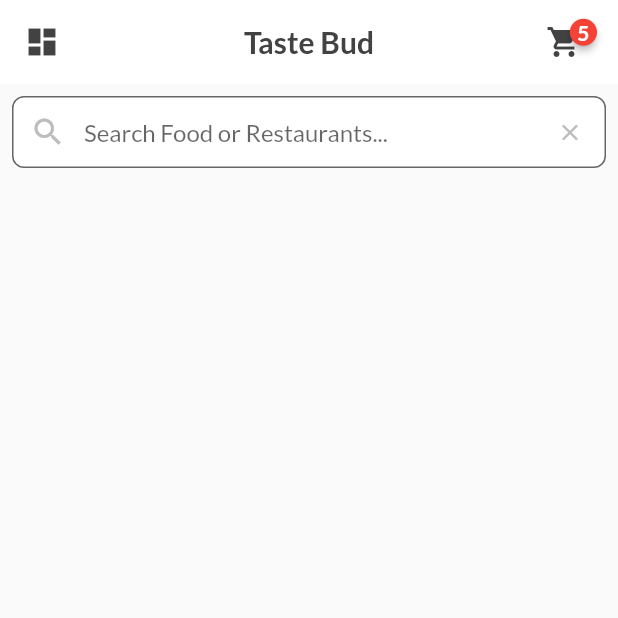
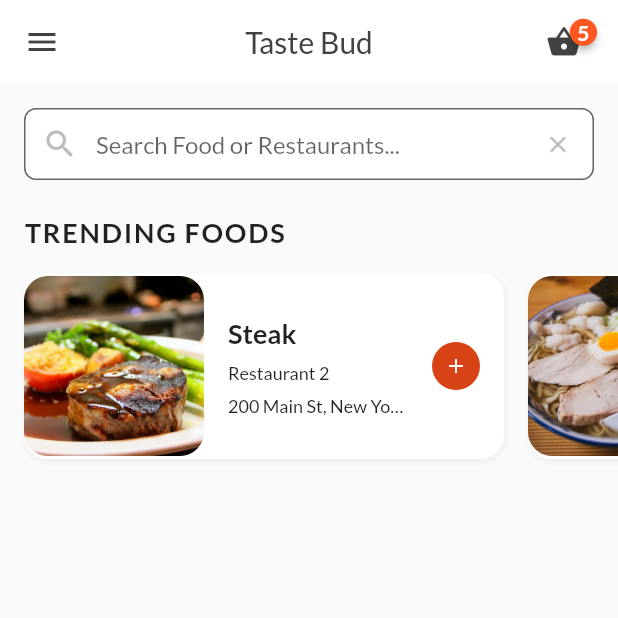
Before and after one commit to xaviranik/taste_bud, a Flutter app: the screen it shows after launch, on a phone screen of 412 x 824 dp, the top half of it. Run offline on Flutter 3.47's test engine with Material 2 defaults, Android fonts, the phone set to English and light mode, and no system bars; drawn by our look-alikes of badges.

Commit message:
Added: Trending orders widget, Extracted search bar

```diff
--- a/lib/screens/home_screen.dart
+++ b/lib/screens/home_screen.dart
@@ -2,6 +2,8 @@ import 'package:badges/badges.dart';
 import 'package:flutter/cupertino.dart';
 import 'package:flutter/material.dart';
 import 'package:taste_bud/data/data.dart';
+import 'package:taste_bud/widgets/trending_orders.dart';
+import 'package:taste_bud/widgets/search_bar.dart';
 
 class Home extends StatefulWidget {
   @override
@@ -17,7 +19,7 @@ class _HomeState extends State<Home> {
         backgroundColor: Colors.white,
         leading: IconButton(
           icon: Icon(
-            Icons.dashboard,
+            Icons.menu,
             color: Colors.grey[800],
           ),
           iconSize: 24,
@@ -29,13 +31,14 @@ class _HomeState extends State<Home> {
             child: GestureDetector(
               onTap: () {},
               child: Badge(
+                badgeColor: Colors.deepOrange,
                 badgeContent: Text(
                   '${currentUser.cart.length}',
                   style: TextStyle(
                       fontWeight: FontWeight.bold, color: Colors.white),
                 ),
                 child: Icon(
-                  Icons.shopping_cart,
+                  Icons.shopping_basket,
                   size: 24,
                   color: Colors.grey[800],
                 ),
@@ -45,46 +48,14 @@ class _HomeState extends State<Home> {
         ],
         title: Text(
           'Taste Bud',
-          style:
-              TextStyle(fontWeight: FontWeight.bold, color: Colors.grey[800]),
+          style: TextStyle(color: Colors.grey[800]),
         ),
         centerTitle: true,
       ),
       body: ListView(
         children: <Widget>[
-          Padding(
-            padding: EdgeInsets.symmetric(horizontal: 8.0, vertical: 8.0),
-            child: TextField(
-              decoration: InputDecoration(
-                fillColor: Colors.white,
-                filled: true,
-                contentPadding: EdgeInsets.all(8.0),
-                border: OutlineInputBorder(
-                  borderRadius: BorderRadius.circular(8.0),
-                  borderSide: BorderSide(width: 0.8, color: Colors.grey[200]),
-                ),
-                focusedBorder: OutlineInputBorder(
-                  borderRadius: BorderRadius.circular(8.0),
-                  borderSide: BorderSide(width: 1.5, color: Colors.grey[800]),
-                ),
-                focusColor: Colors.cyan[200],
-                hintText: 'Search Food or Restaurants...',
-                prefixIcon: Icon(
-                  Icons.search,
-                  size: 24.0,
-                  color: Colors.grey[400],
-                ),
-                suffixIcon: IconButton(
-                  icon: Icon(
-                    Icons.clear,
-                    size: 18.0,
-                    color: Colors.grey[400],
-                  ),
-                  onPressed: () {},
-                ),
-              ),
-            ),
-          ),
+          SearchBar(),
+          TrendingOrders(),
         ],
       ),
     );
--- /dev/null
+++ b/lib/widgets/search_bar.dart
@@ -0,0 +1,40 @@
+import 'package:flutter/material.dart';
+
+class SearchBar extends StatelessWidget {
+  @override
+  Widget build(BuildContext context) {
+    return Padding(
+      padding: EdgeInsets.symmetric(horizontal: 16.0, vertical: 16.0),
+      child: TextField(
+        decoration: InputDecoration(
+          fillColor: Colors.white,
+          filled: true,
+          contentPadding: EdgeInsets.all(8.0),
+          border: OutlineInputBorder(
+            borderRadius: BorderRadius.circular(8.0),
+            borderSide: BorderSide(width: 0.8, color: Colors.grey[200]),
+          ),
+          focusedBorder: OutlineInputBorder(
+            borderRadius: BorderRadius.circular(8.0),
+            borderSide: BorderSide(width: 1.5, color: Colors.grey[800]),
+          ),
+          focusColor: Colors.cyan[200],
+          hintText: 'Search Food or Restaurants...',
+          prefixIcon: Icon(
+            Icons.search,
+            size: 24.0,
+            color: Colors.grey[400],
+          ),
+          suffixIcon: IconButton(
+            icon: Icon(
+              Icons.clear,
+              size: 18.0,
+              color: Colors.grey[400],
+            ),
+            onPressed: () {},
+          ),
+        ),
+      ),
+    );
+  }
+}
--- /dev/null
+++ b/lib/widgets/trending_orders.dart
@@ -0,0 +1,124 @@
+import 'package:flutter/cupertino.dart';
+import 'package:flutter/material.dart';
+import 'package:taste_bud/data/data.dart';
+import 'package:taste_bud/models/order.dart';
+
+class TrendingOrders extends StatelessWidget {
+  @override
+  Widget build(BuildContext context) {
+    return Column(
+      crossAxisAlignment: CrossAxisAlignment.start,
+      children: <Widget>[
+        Padding(
+          padding: EdgeInsets.symmetric(horizontal: 16.0, vertical: 8.0),
+          child: Text(
+            'Trending Foods'.toUpperCase(),
+            style: TextStyle(
+              fontSize: 18.0,
+              fontWeight: FontWeight.w600,
+              letterSpacing: 1.2,
+            ),
+          ),
+        ),
+        Container(
+          height: 140.0,
+          child: ListView.builder(
+              physics: BouncingScrollPhysics(),
+              padding: EdgeInsets.only(left: 8.0),
+              scrollDirection: Axis.horizontal,
+              itemCount: currentUser.orders.length,
+              itemBuilder: (BuildContext context, int index) {
+                Order order = currentUser.orders[index];
+                return _buildRecentOrders(context, order);
+              }),
+        ),
+      ],
+    );
+  }
+
+  Widget _buildRecentOrders(BuildContext context, Order order) {
+    return Container(
+      margin: EdgeInsets.all(8.0),
+      width: 320.0,
+      decoration: BoxDecoration(
+        color: Colors.white,
+        borderRadius: BorderRadius.circular(16.0),
+        boxShadow: [
+          BoxShadow(
+            color: Colors.grey[200],
+            offset: Offset(1.0, 1.5), //(x,y)
+            blurRadius: 3.0,
+          ),
+        ],
+      ),
+      child: Row(
+        children: <Widget>[
+          Expanded(
+            child: Row(
+              mainAxisAlignment: MainAxisAlignment.spaceBetween,
+              children: <Widget>[
+                ClipRRect(
+                  borderRadius: BorderRadius.circular(16.0),
+                  child: Image(
+                    fit: BoxFit.cover,
+                    image: AssetImage(order.food.imageUrl),
+                    width: 120.0,
+                    height: 120.0,
+                  ),
+                ),
+                Expanded(
+                  child: Container(
+                    margin: EdgeInsets.fromLTRB(16.0, 16.0, 16.0, 16.0),
+                    child: Column(
+                      crossAxisAlignment: CrossAxisAlignment.start,
+                      mainAxisAlignment: MainAxisAlignment.center,
+                      children: <Widget>[
+                        Text(
+                          order.food.name,
+                          style: TextStyle(
+                              fontSize: 18.0, fontWeight: FontWeight.bold),
+                          overflow: TextOverflow.ellipsis,
+                        ),
+                        SizedBox(
+                          height: 8.0,
+                        ),
+                        Text(
+                          order.restaurant.name,
+                          style: TextStyle(fontSize: 12.0),
+                          overflow: TextOverflow.ellipsis,
+                        ),
+                        SizedBox(
+                          height: 8.0,
+                        ),
+                        Text(
+                          order.restaurant.address,
+                          style: TextStyle(fontSize: 12.0),
+                          overflow: TextOverflow.ellipsis,
+                        ),
+                      ],
+                    ),
+                  ),
+                ),
+              ],
+            ),
+          ),
+          Container(
+            margin: EdgeInsets.only(right: 16.0),
+            width: 32.0,
+            height: 32.0,
+            decoration: BoxDecoration(
+              color: Theme.of(context).primaryColor,
+              borderRadius: BorderRadius.circular(50.0),
+            ),
+            child: IconButton(
+              icon: Icon(Icons.add),
+              iconSize: 16.0,
+              color: Colors.white,
+              onPressed: () {},
+            ),
+          )
+        ],
+      ),
+    );
+  }
+}
```
